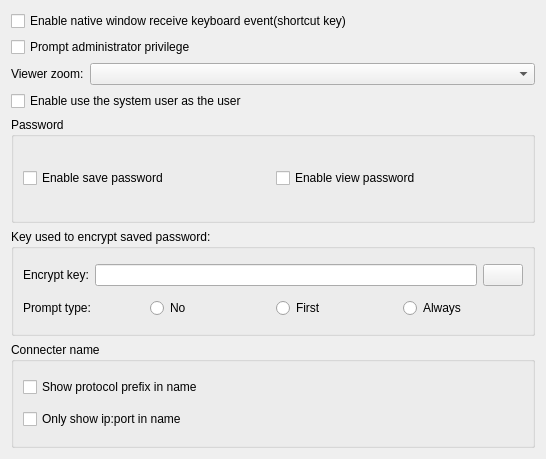
The window that Src/ParameterCompone/ParameterPluginUI.ui (KangLin/RabbitRemoteControl) describes before a commit, drawn with Qt 5.
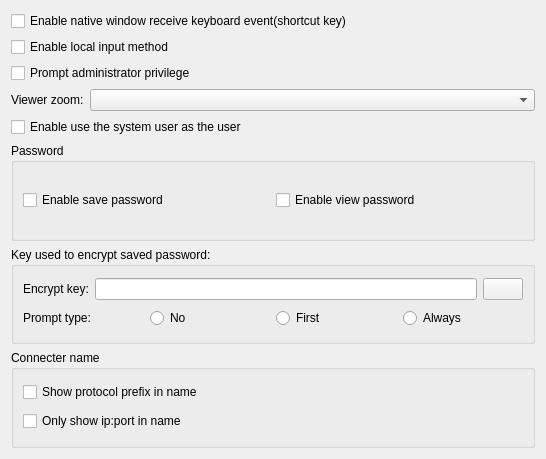
The same window after the commit. Icons and pictures are not drawn.

Commit message: Plugin: add input method #48

Diff of the .ui file:
```diff
--- a/Src/ParameterCompone/ParameterPluginUI.ui
+++ b/Src/ParameterCompone/ParameterPluginUI.ui
@@ -21,14 +21,41 @@
      </property>
     </widget>
    </item>
-   <item row="3" column="0">
+   <item row="4" column="0">
     <widget class="QCheckBox" name="cbEnableUserName">
      <property name="text">
       <string>Enable use the system user as the user</string>
      </property>
     </widget>
    </item>
-   <item row="2" column="0">
+   <item row="5" column="0">
+    <widget class="QGroupBox" name="groupBox">
+     <property name="title">
+      <string>Password</string>
+     </property>
+     <layout class="QGridLayout" name="gridLayout_3">
+      <item row="0" column="0">
+       <layout class="QHBoxLayout" name="horizontalLayout_5">
+        <item>
+         <widget class="QCheckBox" name="cbSavePassword">
+          <property name="text">
+           <string>Enable save password</string>
+          </property>
+         </widget>
+        </item>
+        <item>
+         <widget class="QCheckBox" name="cbEnableViewPassword">
+          <property name="text">
+           <string>Enable view password</string>
+          </property>
+         </widget>
+        </item>
+       </layout>
+      </item>
+     </layout>
+    </widget>
+   </item>
+   <item row="3" column="0">
     <layout class="QHBoxLayout" name="horizontalLayout">
      <item>
       <widget class="QLabel" name="label">
@@ -55,37 +82,7 @@
      </item>
     </layout>
    </item>
-   <item row="1" column="0">
-    <widget class="QCheckBox" name="cbPromptAdminPrivilege">
-     <property name="text">
-      <string>Prompt administrator privilege</string>
-     </property>
-    </widget>
-   </item>
    <item row="6" column="0">
-    <widget class="QGroupBox" name="groupBox_2">
-     <property name="title">
-      <string>Connecter name</string>
-     </property>
-     <layout class="QGridLayout" name="gridLayout_4">
-      <item row="0" column="0">
-       <widget class="QCheckBox" name="cbShowPrefix">
-        <property name="text">
-         <string>Show protocol prefix in name</string>
-        </property>
-       </widget>
-      </item>
-      <item row="1" column="0">
-       <widget class="QCheckBox" name="cbShowIPPort">
-        <property name="text">
-         <string>Only show ip:port in name</string>
-        </property>
-       </widget>
-      </item>
-     </layout>
-    </widget>
-   </item>
-   <item row="5" column="0">
     <widget class="QGroupBox" name="groupBox_3">
      <property name="title">
       <string>Key used to encrypt saved password:</string>
@@ -181,33 +178,43 @@
      </layout>
     </widget>
    </item>
-   <item row="4" column="0">
-    <widget class="QGroupBox" name="groupBox">
+   <item row="2" column="0">
+    <widget class="QCheckBox" name="cbPromptAdminPrivilege">
+     <property name="text">
+      <string>Prompt administrator privilege</string>
+     </property>
+    </widget>
+   </item>
+   <item row="7" column="0">
+    <widget class="QGroupBox" name="groupBox_2">
      <property name="title">
-      <string>Password</string>
+      <string>Connecter name</string>
      </property>
-     <layout class="QGridLayout" name="gridLayout_3">
+     <layout class="QGridLayout" name="gridLayout_4">
       <item row="0" column="0">
-       <layout class="QHBoxLayout" name="horizontalLayout_5">
-        <item>
-         <widget class="QCheckBox" name="cbSavePassword">
-          <property name="text">
-           <string>Enable save password</string>
-          </property>
-         </widget>
-        </item>
-        <item>
-         <widget class="QCheckBox" name="cbEnableViewPassword">
-          <property name="text">
-           <string>Enable view password</string>
-          </property>
-         </widget>
-        </item>
-       </layout>
+       <widget class="QCheckBox" name="cbShowPrefix">
+        <property name="text">
+         <string>Show protocol prefix in name</string>
+        </property>
+       </widget>
+      </item>
+      <item row="1" column="0">
+       <widget class="QCheckBox" name="cbShowIPPort">
+        <property name="text">
+         <string>Only show ip:port in name</string>
+        </property>
+       </widget>
       </item>
      </layout>
     </widget>
    </item>
+   <item row="1" column="0">
+    <widget class="QCheckBox" name="cbEnableLocalInputMethod">
+     <property name="text">
+      <string>Enable local input method</string>
+     </property>
+    </widget>
+   </item>
   </layout>
  </widget>
  <tabstops>
```
The commit also changes 17 other files.
